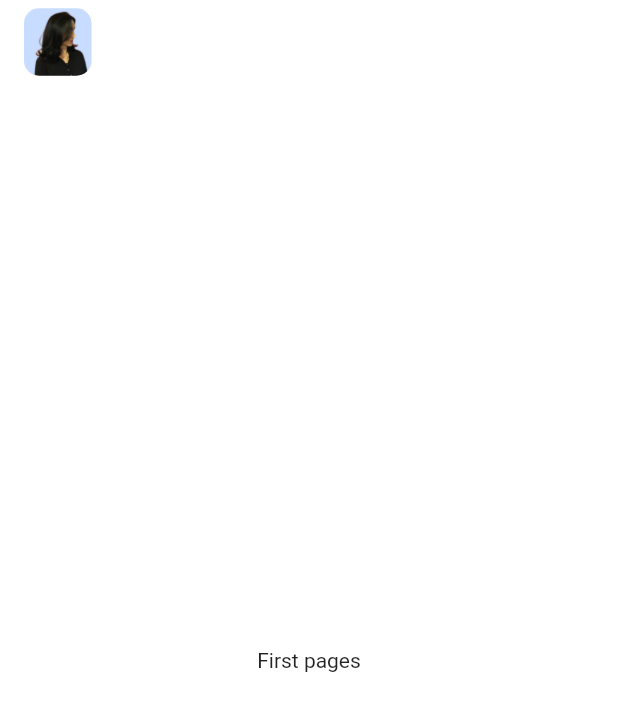
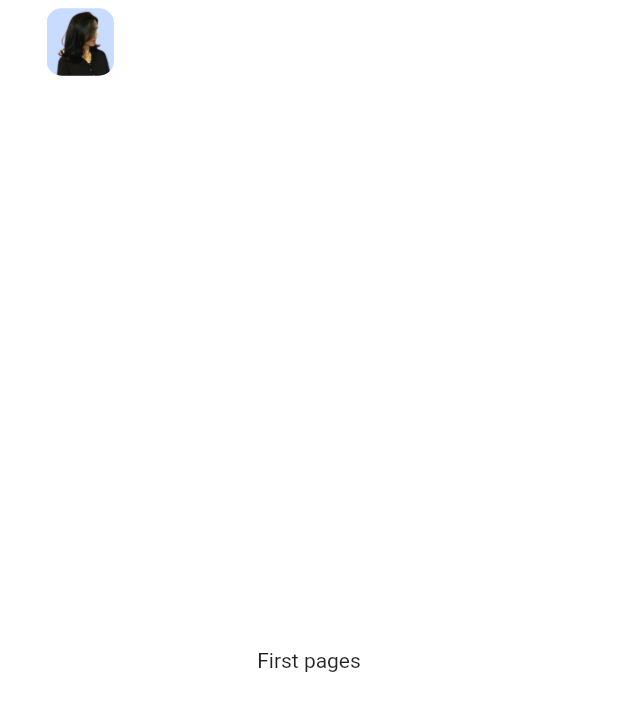
Before and after one commit to beshprakash11/task_app, a Flutter app: the screen it shows after launch, on a phone screen of 412 x 824 dp. Shown: the top 711 px of the screen. Run offline on Flutter 3.47's test engine with Material 2 defaults, Android fonts, the phone set to English and light mode, and no system bars.

Commit message:
Home pages updated

```diff
--- a/lib/screens/home/home.dart
+++ b/lib/screens/home/home.dart
@@ -15,11 +15,13 @@ class HomePage extends StatelessWidget {
             Container(
               height: 45,
               width: 45,
+              margin: EdgeInsets.only(left: 15),
               child: ClipRRect(
                 borderRadius: BorderRadius.circular(10),
                 child: Image.asset('assets/images/avatar.jpg'),
               ),
-            )
+            ),
+            SizedBox(width: 10,),
           ],
         ),
       ),
```
